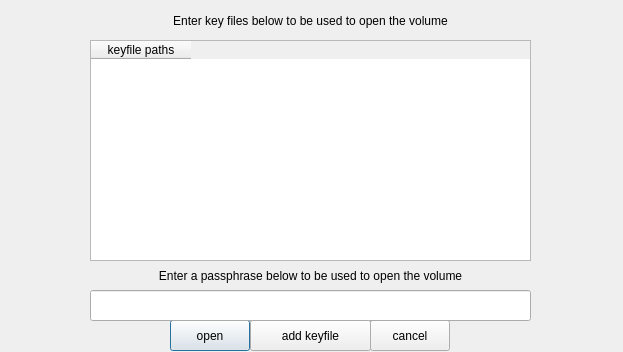
This is zuluCrypt-gui/tcrypt.ui in mhogomchungu/zuluCrypt as Qt 5 draws it before an edit. The edited form follows.
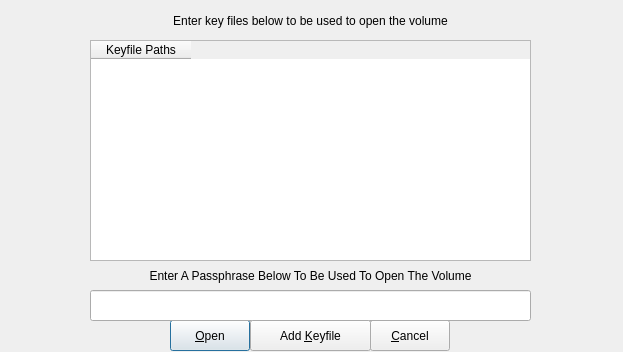
This is the edited form.

```diff
--- a/zuluCrypt-gui/tcrypt.ui
+++ b/zuluCrypt-gui/tcrypt.ui
@@ -26,7 +26,7 @@
     </rect>
    </property>
    <property name="text">
-    <string>open</string>
+    <string>&amp;Open</string>
    </property>
   </widget>
   <widget class="QPushButton" name="pbCancel">
@@ -39,7 +39,7 @@
     </rect>
    </property>
    <property name="text">
-    <string>cancel</string>
+    <string>&amp;Cancel</string>
    </property>
   </widget>
   <widget class="QLineEdit" name="lineEdit">
@@ -65,7 +65,7 @@
     </rect>
    </property>
    <property name="text">
-    <string>add keyfile</string>
+    <string>Add &amp;Keyfile</string>
    </property>
   </widget>
   <widget class="QTableWidget" name="tableWidget">
@@ -109,7 +109,7 @@
    </property>
    <column>
     <property name="text">
-     <string>keyfile paths</string>
+     <string>Keyfile Paths</string>
     </property>
     <property name="toolTip">
      <string>drag and drop key files to add them to the list</string>
@@ -145,7 +145,7 @@
     </rect>
    </property>
    <property name="text">
-    <string>Enter a passphrase below to be used to open the volume</string>
+    <string>Enter A Passphrase Below To Be Used To Open The Volume</string>
    </property>
    <property name="alignment">
     <set>Qt::AlignCenter</set>
```
